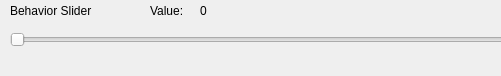
Before: the Qt Designer form coreUI/slider_widget.ui in prateekgurnani10/Image_recognition, drawn with Qt 5; both pictures show x 0 to 501 and y 0 to 76 of the 1119 by 76 pixel window.
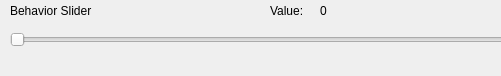
After: the same form once the commit is applied.

Commit message: Added filtering behavior functionallity w/ info label on the UI

Diff of the .ui file:
```diff
--- a/coreUI/slider_widget.ui
+++ b/coreUI/slider_widget.ui
@@ -21,7 +21,7 @@
     <rect>
      <x>10</x>
      <y>0</y>
-     <width>141</width>
+     <width>101</width>
      <height>21</height>
     </rect>
    </property>
@@ -37,7 +37,7 @@
   <widget class="QLabel" name="sliderValueLabel">
    <property name="geometry">
     <rect>
-     <x>200</x>
+     <x>320</x>
      <y>0</y>
      <width>31</width>
      <height>21</height>
@@ -68,7 +68,7 @@
   <widget class="QLabel" name="label">
    <property name="geometry">
     <rect>
-     <x>150</x>
+     <x>270</x>
      <y>0</y>
      <width>41</width>
      <height>21</height>
@@ -83,6 +83,24 @@
     <string>Value:</string>
    </property>
   </widget>
+  <widget class="QLabel" name="infoLabel">
+   <property name="geometry">
+    <rect>
+     <x>120</x>
+     <y>0</y>
+     <width>141</width>
+     <height>21</height>
+    </rect>
+   </property>
+   <property name="font">
+    <font>
+     <pointsize>9</pointsize>
+    </font>
+   </property>
+   <property name="text">
+    <string/>
+   </property>
+  </widget>
  </widget>
  <resources/>
  <connections/>
```
The commit also changes 5 other files.
